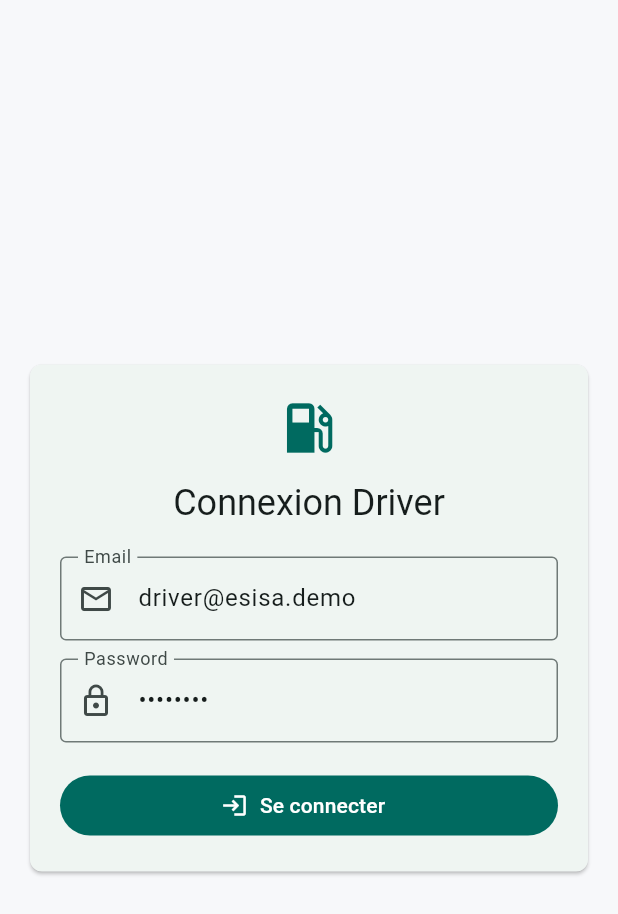
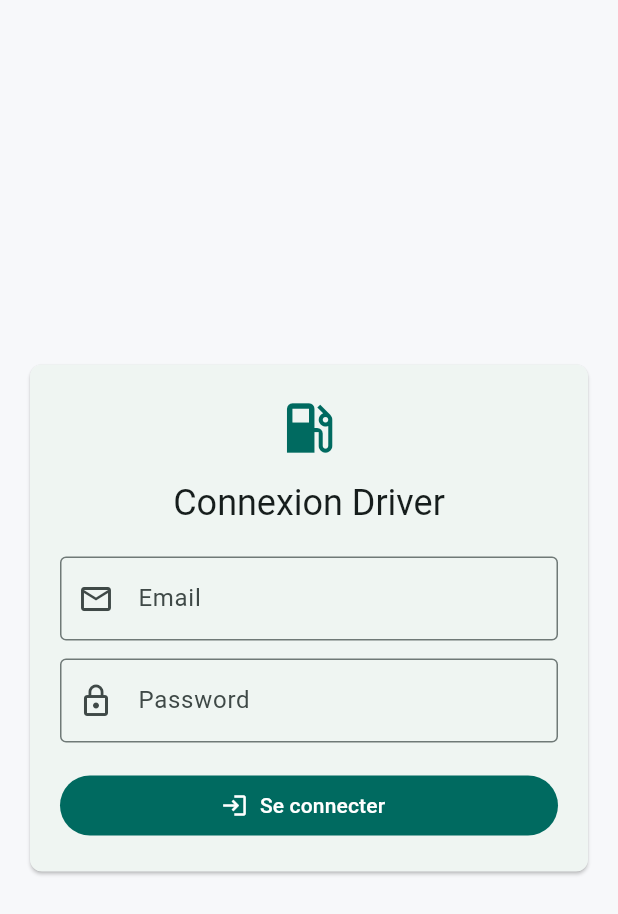
Before and after one commit to ilyasbougdour/tracker_flutter, a Flutter app: the screen it shows after launch, on a phone screen of 412 x 824 dp. Shown: the top 914 px of the screen. Run offline on Flutter 3.47's test engine with Material 3 defaults, Android fonts, the phone set to English and light mode, and no system bars; our stand-ins replace dio, flutter_riverpod, go_router.

Commit message:
Remove hardcoded login credentials

```diff
--- a/lib/src/presentation/auth/login_page.dart
+++ b/lib/src/presentation/auth/login_page.dart
@@ -13,12 +13,8 @@ class LoginPage extends ConsumerStatefulWidget {
 
 class _LoginPageState extends ConsumerState<LoginPage> {
   final GlobalKey<FormState> _formKey = GlobalKey<FormState>();
-  final TextEditingController _emailController = TextEditingController(
-    text: 'driver@esisa.demo',
-  );
-  final TextEditingController _passwordController = TextEditingController(
-    text: 'password',
-  );
+  final TextEditingController _emailController = TextEditingController();
+  final TextEditingController _passwordController = TextEditingController();
 
   @override
   void dispose() {
```
Also changed, not shown: 1 other file.
